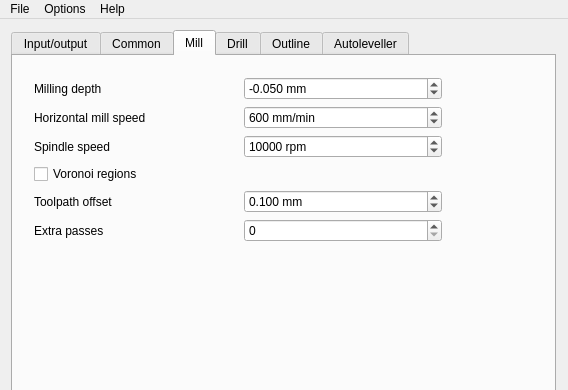
Old version of the form mainwindow.ui in the repository ownedcore/pcb2gcodeGUI; both pictures show x 0 to 568 and y 0 to 390 of the 907 by 709 pixel window.
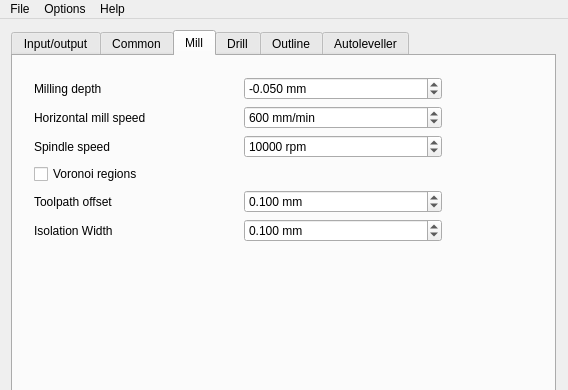
New version of the form. The open tabs and pages were chosen to show the change.

Commit message: Reuses deprecated "extra-passes" widgets for "isolation-width"

Diff of the .ui file:
```diff
--- a/mainwindow.ui
+++ b/mainwindow.ui
@@ -825,9 +825,27 @@
             <number>6</number>
            </property>
            <item row="5" column="1">
-            <widget class="QSpinBox" name="extrapassesSpinBox">
+            <widget class="QDoubleSpinBox" name="isolationwidthDoubleSpinBox">
              <property name="toolTip">
-              <string>&lt;html&gt;&lt;head/&gt;&lt;body&gt;&lt;p&gt;&lt;span style=&quot; font-style:italic;&quot;&gt;--extra-passes&lt;/span&gt;&lt;/p&gt;&lt;p&gt;number of additional isolation passes For each extra pass, engraving is repeated with the offset width increased by half its original value, creating wider isolation areas. This option is ignored when --voronoi is in use.&lt;/p&gt;&lt;/body&gt;&lt;/html&gt;</string>
+              <string>&lt;html&gt;&lt;head/&gt;&lt;body&gt;&lt;p&gt;&lt;span style=&quot; font-style:italic;&quot;&gt;--isolation-width&lt;/span&gt;&lt;/p&gt;&lt;p&gt;Minimum isolation width between copper surfaces.&lt;/p&gt;&lt;/body&gt;&lt;/html&gt;</string>
+             </property>
+             <property name="suffix">
+              <string> mm</string>
+             </property>
+             <property name="decimals">
+              <number>3</number>
+             </property>
+             <property name="minimum">
+              <double>0.000000000000000</double>
+             </property>
+             <property name="maximum">
+              <double>100.000000000000000</double>
+             </property>
+             <property name="singleStep">
+              <double>0.050000000000000</double>
+             </property>
+             <property name="value">
+              <double>0.100000000000000</double>
              </property>
             </widget>
            </item>
@@ -958,7 +976,7 @@
               <string>&lt;html&gt;&lt;head/&gt;&lt;body&gt;&lt;p&gt;&lt;span style=&quot; font-style:italic;&quot;&gt;--extra-passes&lt;/span&gt;&lt;/p&gt;&lt;p&gt;number of additional isolation passes For each extra pass, engraving is repeated with the offset width increased by half its original value, creating wider isolation areas. This option is ignored when --voronoi is in use.&lt;/p&gt;&lt;/body&gt;&lt;/html&gt;</string>
              </property>
              <property name="text">
-              <string>Extra passes</string>
+              <string>Isolation Width</string>
              </property>
              <property name="buddy">
               <cstring>extrapassesSpinBox</cstring>
```
Left out of the diff: 20 changed lines with no effect on the pictures. The commit also changes 1 other file.
